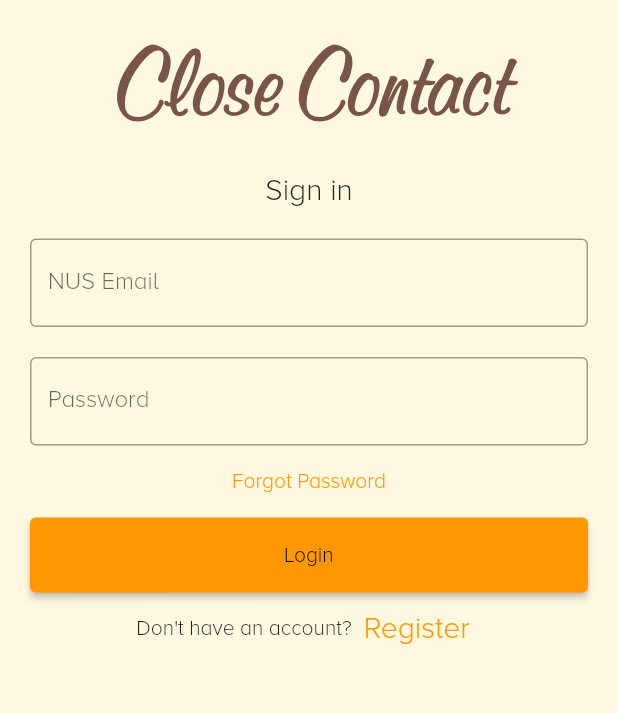
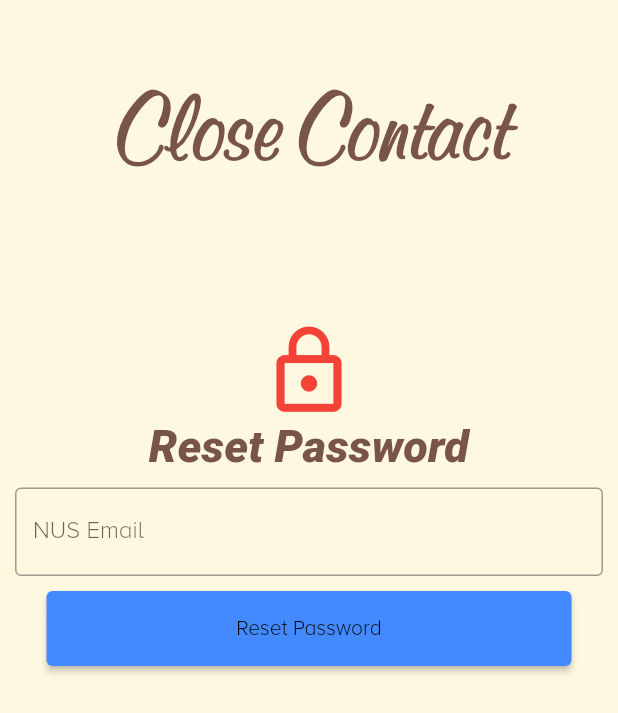
Before and after one commit to Guanzhou03/closecontact, a Flutter app: the ForgetPassword screen opened directly, on a phone screen of 412 x 824 dp. Shown: the top 713 px of the screen. Run offline on Flutter 3.47's test engine with Material 2 defaults, Android fonts, the phone set to English and light mode, and no system bars; our stand-ins replace cloud_firestore, firebase_auth, firebase_core, get, image_picker and 2 more; missing offline and left inert: dart:ffi, multiselect_formfield, user_profile_avatar; accounts and stored records are empty; Roboto replaces fonts that are missing (Montserrat).

Commit message:
Forget password frontend
Implemented a forget password page for frontend

```diff
--- a/lib/screens/forget_password.dart
+++ b/lib/screens/forget_password.dart
@@ -1,33 +1,21 @@
-import 'package:close_contact/widgets/bottom_nav_bar.dart';
 import 'package:flutter/material.dart';
-import 'package:firebase_auth/firebase_auth.dart';
-import 'package:close_contact/authentication/fire_auth.dart';
 import 'package:close_contact/authentication/validator.dart';
-import 'package:close_contact/screens/home.dart';
-import 'package:close_contact/screens/register.dart';
 import 'package:cloud_firestore/cloud_firestore.dart';
 
 class ForgetPassword extends StatelessWidget {
   ForgetPassword({Key? key}) : super(key: key);
 
-  final TextEditingController _emailController = TextEditingController();
-  final TextEditingController _passwordController = TextEditingController();
-  final _formKey = GlobalKey<FormState>();
   FirebaseFirestore db = FirebaseFirestore.instance;
-
+  var _emailController = TextEditingController();
   @override
   Widget build(BuildContext context) {
     return Scaffold(
         backgroundColor: Colors.amber[50],
-      body: Padding(
-        padding: const EdgeInsets.all(10),
-        child: Form(
-          key: _formKey,
-          child: ListView(
-            children: <Widget>[
+        body: Column(
+            children: [
               Container(
                   alignment: Alignment.center,
-                  padding: const EdgeInsets.all(10),
+                  padding: const EdgeInsets.fromLTRB(10, 50, 10, 90),
                   child: const Text(
                     'Close Contact',
                     style: TextStyle(
@@ -37,16 +25,19 @@ class ForgetPassword extends StatelessWidget {
                         fontWeight: FontWeight.w900,
                         fontSize: 60),
                   )),
+          Icon(Icons.lock_outline, size: 65, color: Colors.red),
           Container(
           alignment: Alignment.center,
-                  padding: const EdgeInsets.all(10),
-                  child: const Text(
-                    'Sign in',
+          child: Text(
+            'Reset Password',
             style: TextStyle(
-                      fontSize: 20,
+                color: Colors.brown,
+                fontFamily: 'Montserrat',
+                fontStyle: FontStyle.italic,
+                fontWeight: FontWeight.w900,
+                fontSize: 30),
           ),
-                  )),
-              Container(
+        ) ,Container(
           padding: const EdgeInsets.all(10),
           child: TextFormField(
             controller: _emailController,
@@ -57,100 +48,12 @@ class ForgetPassword extends StatelessWidget {
             validator: (value) => Validator.validateEmail(email: value),
           ),
         ),
-              Container(
-                padding: const EdgeInsets.fromLTRB(10, 10, 10, 0),
-                child: TextFormField(
-                  obscureText: true,
-                  controller: _passwordController,
-                  decoration: const InputDecoration(
-                    border: OutlineInputBorder(),
-                    labelText: 'Password',
-                  ),
-                  validator: (value) =>
-                      Validator.validatePassword(password: value),
-                ),
-              ),
-              TextButton(
-                onPressed: () {
-                  //forgot password screen
+            ElevatedButton(onPressed: ()
+            {
+              //backend email verification
             },
-                child: const Text(
-                  'Forgot Password',
-                ),
-              ),
-              Container(
-                height: 50,
-                padding: const EdgeInsets.fromLTRB(10, 0, 10, 0),
-                child: ElevatedButton(
-                  child: const Text('Login'),
-                  onPressed: () async {
-                    if (_formKey.currentState!.validate()) {
-                      User? user = await FireAuth.signInUsingEmailPassword(
-                        email: _emailController.text,
-                        password: _passwordController.text,
-                      );
-                      if (user != null) {
-                        if (!user.emailVerified) {
-                          showAlertDialog(context);
-                          await user.sendEmailVerification();
-                        } else {
-                          Navigator.of(context).pushReplacement(
-                            MaterialPageRoute(builder: (context) => BotNavBar(user)),
+                child: const Text("Reset Password"),
+            style: ElevatedButton.styleFrom(primary: Colors.blueAccent, minimumSize: Size(350, 50)))])
     );
   }
 }
-                    }
-                  },
-                ),
-              ),
-              Row(
-                mainAxisAlignment: MainAxisAlignment.center,
-                children: <Widget>[
-                  const Text('Don\'t have an account?'),
-                  TextButton(
-                    child: const Text(
-                      'Register',
-                      style: TextStyle(fontSize: 20),
-                    ),
-                    onPressed: () {
-                      Navigator.of(context).push(
-                        MaterialPageRoute(builder: (context) => Register()),
-                      );
-                    },
-                  )
-                ],
-              ),
-            ],
-          ),
-        ),
-      ),
-    );
-  }
-
-  showAlertDialog(BuildContext context) {
-    // Create button
-    Widget okButton = TextButton(
-      child: const Text("OK"),
-      onPressed: () {
-        Navigator.of(context).pop();
-      },
-    );
-
-    // Create AlertDialog
-    AlertDialog alert = AlertDialog(
-      title: const Text("Email Verification"),
-      content: const Text("Please verify your email before proceeding."),
-      actions: [
-        okButton,
-      ],
-    );
-
-    // show the dialog
-    showDialog(
-      context: context,
-      builder: (BuildContext context) {
-        return alert;
-      },
-    );
-  }
-}
--- a/lib/screens/signin.dart
+++ b/lib/screens/signin.dart
@@ -1,3 +1,4 @@
+import 'package:close_contact/screens/forget_password.dart';
 import 'package:close_contact/widgets/bottom_nav_bar.dart';
 import 'package:flutter/material.dart';
 import 'package:firebase_auth/firebase_auth.dart';
@@ -72,7 +73,9 @@ class SignIn extends StatelessWidget {
               ),
               TextButton(
                 onPressed: () {
-                  //forgot password screen
+                  Navigator.of(context).push(
+                    MaterialPageRoute(builder: (context) => ForgetPassword()),
+                  );
                 },
                 child: const Text(
                   'Forgot Password',
```
Lines whose indentation alone changed are shown as unchanged.
